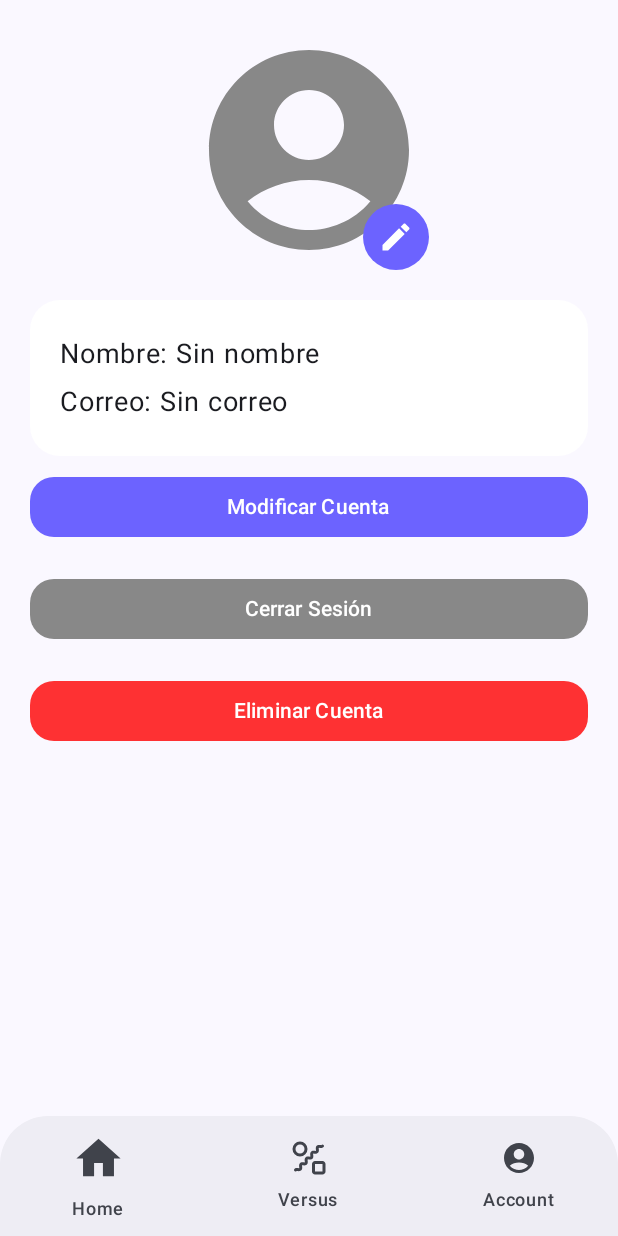
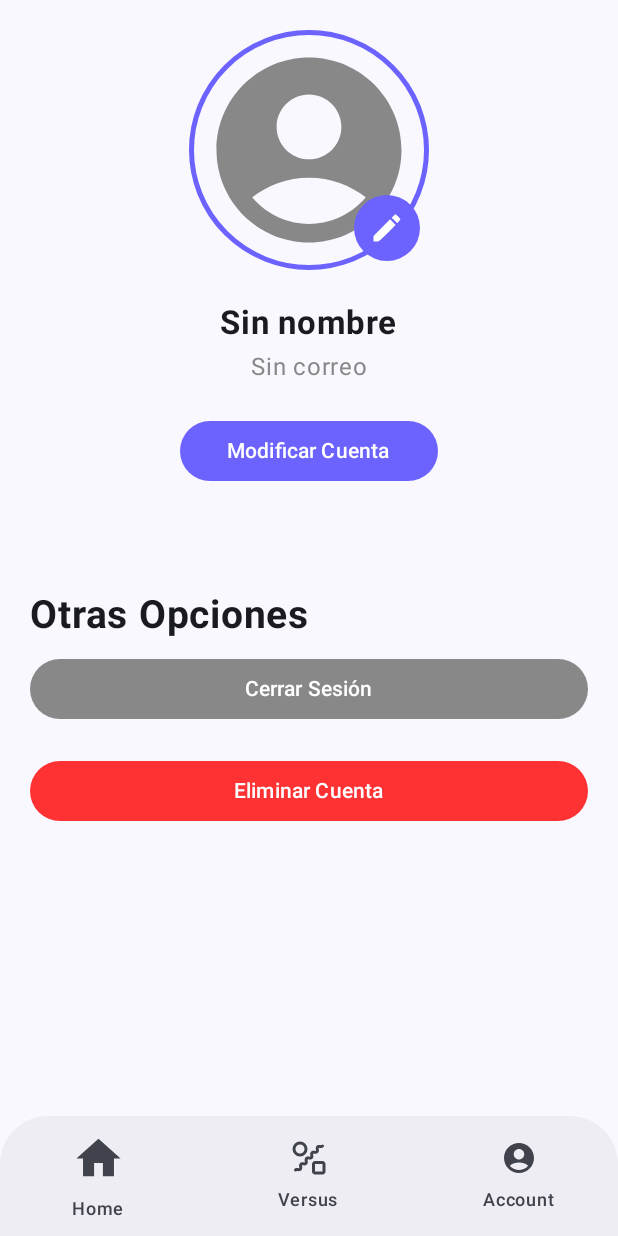
Before and after one commit to clc79100/ProductReviewApp, an Android app built with Jetpack Compose: the AccountScreen screen opened through its navigation route, on a phone screen of 412 x 824 dp. Run offline under Robolectric (Android 15) with nearby library versions, the phone set to English and light mode, and no system bars; pictures from the network do not load; 1 statement that could not run was skipped.

Commit message:
Diseño final de AccountScreen y pequeñas correcciones

```diff
--- a/app/src/main/java/com/example/productreviewapp/data/services/AuthService.kt
+++ b/app/src/main/java/com/example/productreviewapp/data/services/AuthService.kt
@@ -2,6 +2,7 @@ package com.example.productreviewapp.data.services
 
 import com.example.productreviewapp.domain.dtos.AuthResponse
 import com.example.productreviewapp.domain.dtos.Login
+import com.example.productreviewapp.domain.dtos.PhotoProfile
 import com.example.productreviewapp.domain.dtos.UserDTO
 import com.example.productreviewapp.domain.models.UserProfile
 import retrofit2.Response
@@ -31,7 +32,14 @@ interface AuthService {
         @Header ("Authorization") auth: String,
         @Path("id") id: String,
         @Body userDTO: UserDTO
-    ): Response<Unit>
+    ): UserProfile
+
+    @PUT("users/{id}")
+    suspend fun updatePhotoProfile(
+        @Header ("Authorization") auth: String,
+        @Path("id") id: String,
+        @Body photoProfile: PhotoProfile
+    ): UserProfile
 
     @DELETE("users/{id}")
     suspend fun deleteUser(
--- a/app/src/main/java/com/example/productreviewapp/ui/components/CustomCircularLoading.kt
+++ b/app/src/main/java/com/example/productreviewapp/ui/components/CustomCircularLoading.kt
@@ -11,7 +11,6 @@ import androidx.compose.material3.MaterialTheme
 import androidx.compose.runtime.Composable
 import androidx.compose.ui.Alignment
 import androidx.compose.ui.Modifier
-import androidx.compose.ui.graphics.Color
 import androidx.compose.ui.unit.dp
 
 @OptIn(ExperimentalMaterial3ExpressiveApi::class)
--- a/app/src/main/java/com/example/productreviewapp/ui/screens/accountScreen/AccountScreen.kt
+++ b/app/src/main/java/com/example/productreviewapp/ui/screens/accountScreen/AccountScreen.kt
@@ -1,25 +1,18 @@
 package com.example.productreviewapp.ui.screens.accountScreen
 
-import androidx.compose.foundation.background
 import androidx.compose.foundation.layout.*
-import androidx.compose.foundation.lazy.grid.GridCells
-import androidx.compose.foundation.lazy.grid.LazyVerticalGrid
-import androidx.compose.foundation.lazy.grid.items
-import androidx.compose.foundation.shape.RoundedCornerShape
 import androidx.compose.material3.*
 import androidx.compose.runtime.Composable
 import androidx.compose.runtime.LaunchedEffect
 import androidx.compose.ui.Alignment
 import androidx.compose.ui.Modifier
-import androidx.compose.ui.draw.clip
 import androidx.compose.ui.graphics.Color
-import androidx.compose.ui.layout.ContentScale
 import androidx.compose.ui.text.font.FontWeight
+import androidx.compose.ui.text.style.TextAlign
 import androidx.compose.ui.unit.dp
 import androidx.compose.ui.unit.sp
 import androidx.lifecycle.viewmodel.compose.viewModel
 import androidx.navigation.NavController
-import coil3.compose.AsyncImage
 import com.example.productreviewapp.domain.utils.SharedPref
 import com.example.productreviewapp.ui.components.CustomLoading
 import com.example.productreviewapp.ui.screens.AccountScreenRoute
@@ -28,6 +21,7 @@ import com.example.productreviewapp.ui.screens.HomeScreenRoute
 import com.example.productreviewapp.ui.screens.LoginScreenRoute
 import com.example.productreviewapp.ui.screens.accountScreen.componets.AccountButton
 import com.example.productreviewapp.ui.screens.accountScreen.componets.PhotoProfile
+import com.example.productreviewapp.ui.screens.accountScreen.componets.SelectPhotoSection
 import com.example.productreviewapp.ui.viewmodels.UserViewModel
 
 @OptIn(ExperimentalMaterial3Api::class)
@@ -40,8 +34,9 @@ fun AccountScreen(
     val sheetState = rememberModalBottomSheetState(
         skipPartiallyExpanded = false
     )
-
-    LaunchedEffect(Unit) { vm.loadUser() }
+    LaunchedEffect(vm.userProfile == null) {
+        vm.loadUser()
+    }
 
     LaunchedEffect(vm.isAccountDeleted) {
         if (vm.isAccountDeleted) {
@@ -58,7 +53,7 @@ fun AccountScreen(
             .fillMaxSize(),
         horizontalAlignment = Alignment.CenterHorizontally
     ) {
-        PhotoProfile(vm.userProfile?.profilePhoto){
+        PhotoProfile(vm.profilePhoto){
             vm.showSheet = true
         }
 
@@ -67,26 +62,37 @@ fun AccountScreen(
         Column(
             modifier = Modifier
                 .fillMaxWidth()
-                .clip(RoundedCornerShape(20.dp))
-                .background(Color.White)
-                .padding(20.dp)
+                .padding(bottom = 8.dp),
+            horizontalAlignment = Alignment.CenterHorizontally
         ) {
             Text(
-                "Nombre: ${vm.userProfile?.name ?: "Sin nombre"}",
-                fontSize = 18.sp,
-                modifier = Modifier.padding(vertical = 4.dp)
+                vm.userProfile?.name ?: "Sin nombre",
+                fontSize = 22.sp,
+                fontWeight = FontWeight.Bold,
+                modifier = Modifier.padding(vertical = 2.dp)
             )
             Text(
-                "Correo: ${vm.userProfile?.email ?: "Sin correo"}",
-                fontSize = 18.sp,
-                modifier = Modifier.padding(vertical = 4.dp)
+                vm.userProfile?.email ?: "Sin correo",
+                fontSize = 16.sp,
+                color = Color.Gray,
+                modifier = Modifier.padding(vertical = 2.dp)
             )
         }
 
         AccountButton(
             text = "Modificar Cuenta",
             color = Color(0xFF6C63FF),
+            modifier = Modifier.padding(horizontal = 100.dp),
             onClick = {navController.navigate(EditAccountScreenRoute)}
+        )
+        Text(
+            text = "Otras Opciones",
+            fontSize = 26.sp,
+            fontWeight = FontWeight.Bold,
+            textAlign = TextAlign.Left,
+            modifier = Modifier
+                .fillMaxWidth()
+                .padding(top = 60.dp)
         )
 
         AccountButton(
@@ -103,7 +109,7 @@ fun AccountScreen(
         AccountButton(
             text = "Eliminar Cuenta",
             color = Color.Red.copy(alpha = 0.8f),
-            onClick = {navController.navigate(EditAccountScreenRoute)}
+            onClick = {vm.deleteAccount()}
         )
     }
 
@@ -113,32 +119,13 @@ fun AccountScreen(
             dragHandle = { BottomSheetDefaults.DragHandle() },
             sheetState = sheetState
         ) {
-            Column(Modifier.padding(horizontal = 12.dp)){
-                Text(
-                    text = "Elige una Foto de Perfil",
-                    fontSize = 24.sp,
-                    fontWeight = FontWeight.Bold,
-                    modifier = Modifier.padding(vertical = 8.dp)
-                )
-                LazyVerticalGrid(
-                    columns = GridCells.Fixed(3),
-                    modifier = Modifier.fillMaxWidth(),
-                    horizontalArrangement = Arrangement.spacedBy(8.dp),
-                    verticalArrangement = Arrangement.spacedBy(8.dp)
-                ) {
-                    items(vm.imageList){ image ->
-                        AsyncImage(
-                            model = image,
-                            contentDescription = null,
-                            contentScale = ContentScale.Crop,
-                            modifier = Modifier
-                                .size(120.dp)
-                                .clip(RoundedCornerShape(12.dp))
-                        )
-                    }
-                }
+            SelectPhotoSection(
+                vm.imageList
+            ) { image ->
+                vm.profilePhoto = image
+                vm.updateProfilePhoto()
+                vm.showSheet = false
             }
-
         }
     }
 
--- a/app/src/main/java/com/example/productreviewapp/ui/screens/accountScreen/componets/AccountButton.kt
+++ b/app/src/main/java/com/example/productreviewapp/ui/screens/accountScreen/componets/AccountButton.kt
@@ -2,6 +2,7 @@ package com.example.productreviewapp.ui.screens.accountScreen.componets
 
 import androidx.compose.foundation.layout.fillMaxWidth
 import androidx.compose.foundation.layout.padding
+import androidx.compose.foundation.shape.CircleShape
 import androidx.compose.foundation.shape.RoundedCornerShape
 import androidx.compose.material3.Button
 import androidx.compose.material3.ButtonDefaults
@@ -12,12 +13,12 @@ import androidx.compose.ui.graphics.Color
 import androidx.compose.ui.unit.dp
 
 @Composable
-fun AccountButton(text: String, onClick: () -> Unit, color: Color){
+fun AccountButton(text: String, modifier: Modifier = Modifier, onClick: () -> Unit, color: Color){
     Button(
         onClick = { onClick()},
-        shape = RoundedCornerShape(16.dp),
+        shape = CircleShape,
         colors = ButtonDefaults.buttonColors(containerColor = color),
-        modifier = Modifier.fillMaxWidth()
+        modifier = modifier.fillMaxWidth()
             .padding(vertical = 10.dp)
     ) {
         Text(text)
--- a/app/src/main/java/com/example/productreviewapp/ui/screens/accountScreen/componets/PhotoProfile.kt
+++ b/app/src/main/java/com/example/productreviewapp/ui/screens/accountScreen/componets/PhotoProfile.kt
@@ -1,6 +1,7 @@
 package com.example.productreviewapp.ui.screens.accountScreen.componets
 
 import androidx.compose.foundation.background
+import androidx.compose.foundation.border
 import androidx.compose.foundation.clickable
 import androidx.compose.foundation.layout.Box
 import androidx.compose.foundation.layout.fillMaxSize
@@ -16,13 +17,21 @@ import androidx.compose.ui.Alignment
 import androidx.compose.ui.Modifier
 import androidx.compose.ui.draw.clip
 import androidx.compose.ui.graphics.Color
+import androidx.compose.ui.layout.ContentScale
 import androidx.compose.ui.unit.dp
 import coil3.compose.AsyncImage
 
 @Composable
 fun PhotoProfile(profilePhoto: String?, onClick: () -> Unit){
     Box(
-        modifier = Modifier.size(160.dp),
+        modifier = Modifier
+            .size(160.dp)
+            .border(
+                color = Color(0xFF6C63FF),
+                width = 3.dp,
+                shape = CircleShape
+            )
+            .padding(6.dp),
         contentAlignment = Alignment.BottomEnd
     ) {
 
@@ -39,7 +48,8 @@ fun PhotoProfile(profilePhoto: String?, onClick: () -> Unit){
                 contentDescription = null,
                 modifier = Modifier
                     .fillMaxSize()
-                    .clip(CircleShape)
+                    .clip(CircleShape),
+                contentScale = ContentScale.Crop
             )
 
         Icon(
--- a/app/src/main/java/com/example/productreviewapp/ui/viewmodels/AuthViewModel.kt
+++ b/app/src/main/java/com/example/productreviewapp/ui/viewmodels/AuthViewModel.kt
@@ -22,7 +22,6 @@ class AuthViewModel: ViewModel(){
     var email by mutableStateOf("")
     var password by mutableStateOf("")
     var confirmPassword by mutableStateOf("")
-    var profilePhoto by mutableStateOf("")
 
     var loading by mutableStateOf(false)
 
@@ -39,6 +38,7 @@ class AuthViewModel: ViewModel(){
                 val result = service.login(login)
                 SharedPref.setToken(result.token)
                 SharedPref.setUserId(result.user.id)
+                SharedPref.setUserEmail(result.user.email)
                 SharedPref.setIsLogged(true)
                 isLogged = true
             }catch (e: Exception){
@@ -60,7 +60,6 @@ class AuthViewModel: ViewModel(){
                     name = name,
                     email = email,
                     password = password,
-                    profilePhoto = profilePhoto.ifBlank { null }
                 )
                 service.register(user)
             }catch (e: Exception){
```
Also changed, not shown: app/src/main/java/com/example/productreviewapp/domain/dtos/PhotoProfile.kt (added, +8 -0 lines), app/src/main/java/com/example/productreviewapp/domain/dtos/UserDTO.kt (+3 -7 lines), app/src/main/java/com/example/productreviewapp/domain/utils/SharedPref.kt (+8 -0 lines), app/src/main/java/com/example/productreviewapp/ui/screens/accountScreen/EditAccountScreen.kt (+2 -17 lines), app/src/main/java/com/example/productreviewapp/ui/screens/accountScreen/componets/SelectPhotoSection.kt (added, +53 -0 lines), app/src/main/java/com/example/productreviewapp/ui/viewmodels/UserViewModel.kt (+30 -6 lines).
